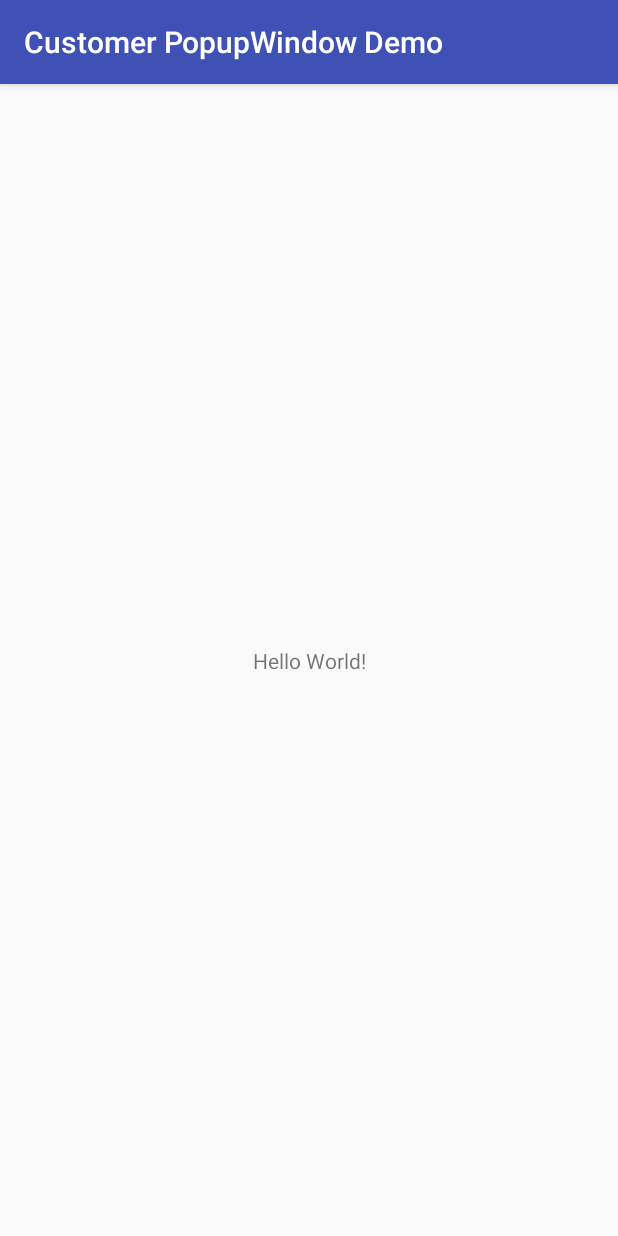
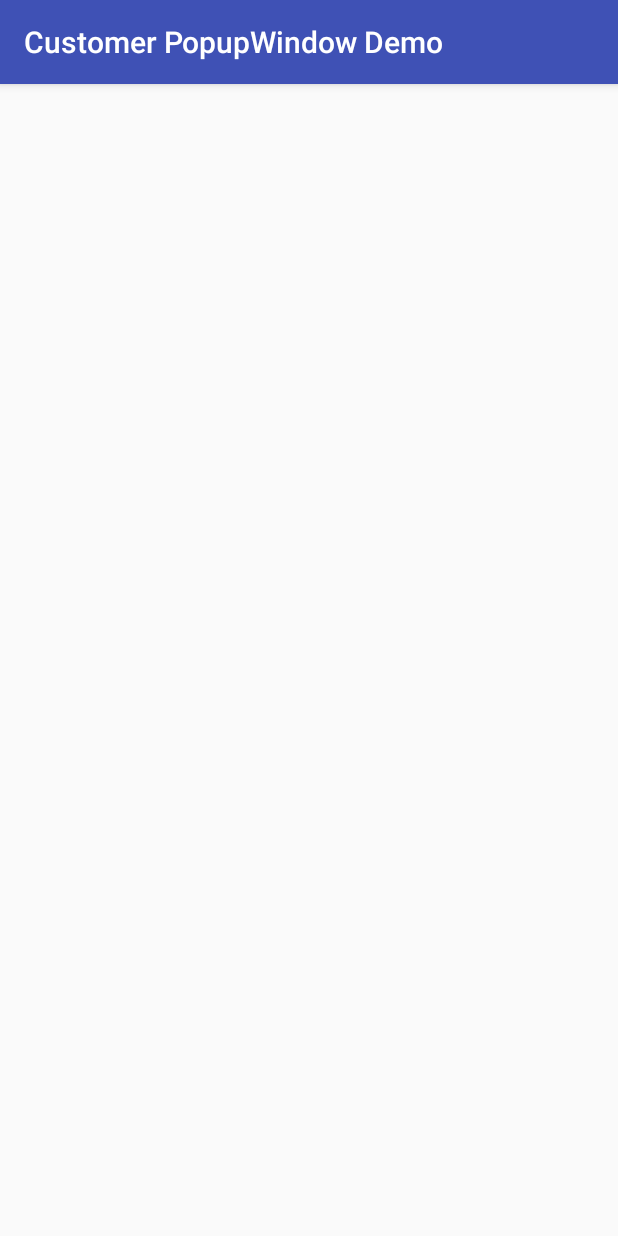
Before and after one commit to JasonWangDev/customer_popupwindow, an Android app: the screen it shows after launch (DemoActivity), on a phone screen of 412 x 824 dp. Run offline under Robolectric (Android 15) with nearby library versions, the phone set to English and light mode, and no system bars.

Commit message:
Add Module

```diff
--- a/app/src/main/res/layout/activity_demo.xml
+++ b/app/src/main/res/layout/activity_demo.xml
@@ -1,18 +1,6 @@
 <?xml version="1.0" encoding="utf-8"?>
 <android.support.constraint.ConstraintLayout xmlns:android="http://schemas.android.com/apk/res/android"
-    xmlns:app="http://schemas.android.com/apk/res-auto"
-    xmlns:tools="http://schemas.android.com/tools"
     android:layout_width="match_parent"
-    android:layout_height="match_parent"
-    tools:context="idv.dev.jason.popupwindow.demo.DemoActivity">
-
-    <TextView
-        android:layout_width="wrap_content"
-        android:layout_height="wrap_content"
-        android:text="Hello World!"
-        app:layout_constraintBottom_toBottomOf="parent"
-        app:layout_constraintLeft_toLeftOf="parent"
-        app:layout_constraintRight_toRightOf="parent"
-        app:layout_constraintTop_toTopOf="parent" />
+    android:layout_height="match_parent">
 
 </android.support.constraint.ConstraintLayout>
--- /dev/null
+++ b/popupwindow_library/src/main/AndroidManifest.xml
@@ -0,0 +1 @@
+<manifest package="idv.dev.jason.popupwindow" />
--- a/settings.gradle
+++ b/settings.gradle
@@ -1 +1 @@
-include ':app'
+include ':app', ':popupwindow_library'
```
Also changed, not shown: popupwindow_library/build.gradle (added, +24 -0 lines), 2 other files.
